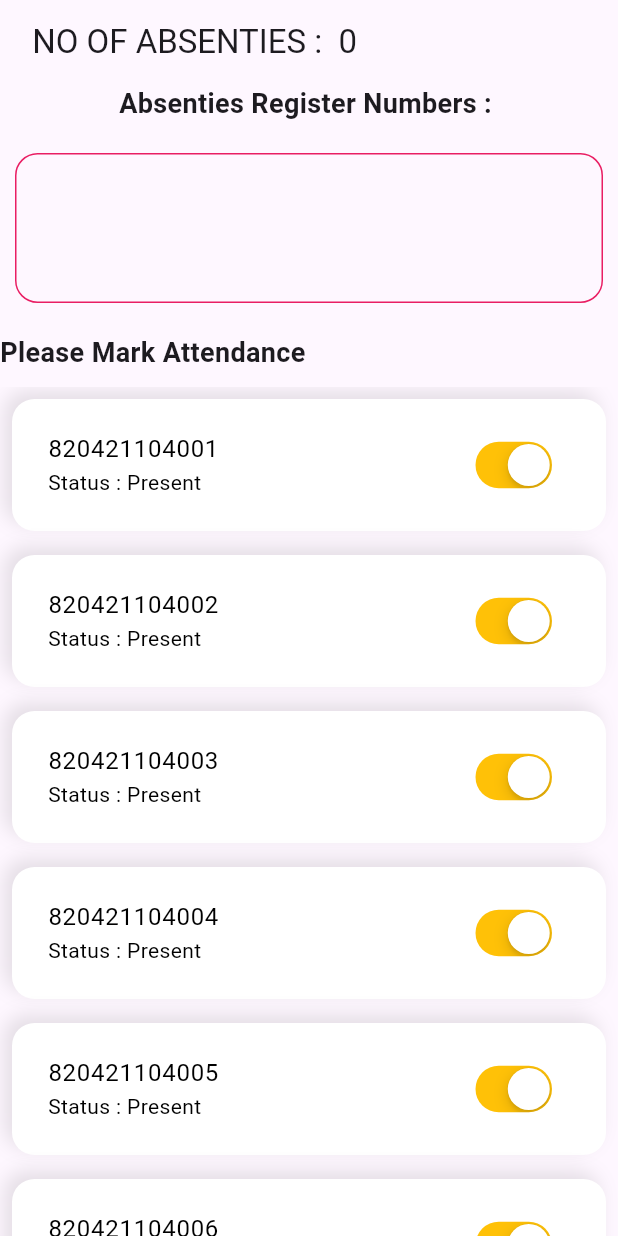
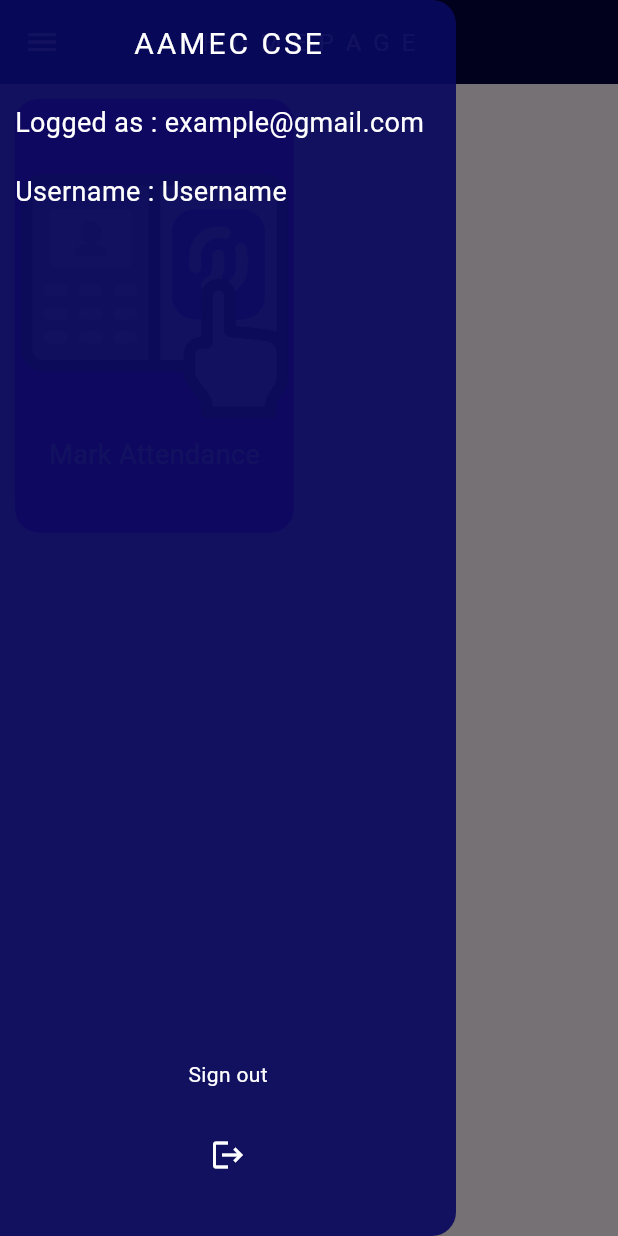
Before and after one commit to Prasannav-105/cse_attendance, a Flutter app: the screen it shows once a user with an empty profile is signed in, with the side drawer open (before the commit the screen has no drawer), on a phone screen of 412 x 824 dp. Run offline on Flutter 3.47's test engine with Material 3 defaults, Android fonts, the light colour scheme and no system bars; our stand-ins replace firebase_auth, firebase_core; accounts and stored records are empty.

Commit message:
files Modified

```diff
--- /dev/null
+++ b/lib/Homepage/ui/homepage.dart
@@ -0,0 +1,154 @@
+import 'package:aamec_cse_attendance_app/AbsentiesNotingPage/helpers/absenties_helper.dart';
+import 'package:aamec_cse_attendance_app/AbsentiesNotingPage/ui/absenties_ui.dart';
+import 'package:aamec_cse_attendance_app/FormPage/ui/subdetails_page.dart';
+import 'package:aamec_cse_attendance_app/loginpage/helpers/firebase_services.dart';
+import 'package:aamec_cse_attendance_app/shared/common_shared_components.dart';
+import 'package:firebase_auth/firebase_auth.dart';
+import 'package:flutter/cupertino.dart';
+import 'package:flutter/material.dart';
+import 'package:flutter/widgets.dart';
+
+class HomePage extends StatefulWidget {
+  const HomePage({super.key});
+
+  @override
+  State<HomePage> createState() => _HomePageState();
+}
+
+class _HomePageState extends State<HomePage> {
+  // final user = FirebaseAuth.instance.currentUser;
+  GlobalKey<ScaffoldState> key = GlobalKey<ScaffoldState>();
+  @override
+  Widget build(BuildContext context) {
+    return SafeArea(
+      child: Scaffold(
+        key: key,
+        appBar: AppBar(
+          title: const Text(
+            "H O M E P A G E",
+            style:
+                TextStyle(color: Colors.white, fontSize: 16, letterSpacing: 2),
+          ),
+          centerTitle: true,
+          leading: IconButton(
+            icon: const Icon(
+              Icons.menu,
+              color: Colors.white,
+            ),
+            onPressed: () {
+              key.currentState!.openDrawer();
+            },
+          ),
+          backgroundColor: const Color.fromARGB(255, 3, 3, 63),
+        ),
+        drawer: Drawer(
+          backgroundColor: const Color.fromARGB(235, 9, 9, 94),
+          child: Column(
+            crossAxisAlignment: CrossAxisAlignment.start,
+            children: [
+              const SizedBox(
+                height: 10,
+              ),
+              CommonWidgets.paddedContainer(
+                  child: const Center(
+                    child: Text(
+                      "AAMEC CSE",
+                      style: TextStyle(
+                          color: Colors.white, fontSize: 20, letterSpacing: 2),
+                    ),
+                  ),
+                  padding: 5),
+              const SizedBox(
+                height: 10,
+              ),
+              CommonWidgets.paddedContainer(
+                  child: const FittedBox(
+                    child: Text(
+                      "Logged as : example@gmail.com",
+                      style: TextStyle(color: Colors.white, fontSize: 18),
+                    ),
+                  ),
+                  padding: 10),
+              CommonWidgets.paddedContainer(
+                  child: const FittedBox(
+                    child: Text(
+                      "Username : Username",
+                      style: TextStyle(color: Colors.white, fontSize: 18),
+                    ),
+                  ),
+                  padding: 10),
+              const Spacer(),
+              const Center(
+                  child: Text(
+                "Sign out",
+                style: TextStyle(color: Colors.white),
+              )),
+              const SizedBox(
+                height: 20,
+              ),
+              Center(
+                child: IconButton(
+                  icon: const Icon(
+                    Icons.logout,
+                    color: Colors.white,
+                  ),
+                  onPressed: () async {
+                    await FirebaseServices.logOut();
+                  },
+                ),
+              ),
+              const SizedBox(
+                height: 30,
+              )
+            ],
+          ),
+        ),
+        body: Column(
+          children: [
+            Expanded(
+                child: GridView.builder(
+              itemCount: 1,
+              gridDelegate: const SliverGridDelegateWithFixedCrossAxisCount(
+                  crossAxisCount: 2, childAspectRatio: 1 / 1.5),
+              itemBuilder: (context, index) {
+                return Container(
+                  height: 100,
+                  width: 100,
+                  margin: const EdgeInsets.all(10),
+                  decoration: BoxDecoration(
+                      borderRadius: BorderRadius.circular(16),
+                      color: const Color.fromARGB(255, 166, 0, 255),
+                      boxShadow: [
+                        BoxShadow(
+                            color: Colors.black.withOpacity(.1),
+                            blurRadius: 10,
+                            offset: const Offset(-5, -5))
+                      ]),
+                  child: GestureDetector(
+                    onTap: () {
+                      Navigator.of(context).push(
+                        MaterialPageRoute(
+                          builder: (context) => EnterDetailsPage(),
+                        ),
+                      );
+                    },
+                    child: Column(
+                      mainAxisAlignment: MainAxisAlignment.center,
+                      children: [
+                        Image.asset("assets/attendance.png"),
+                        const Text(
+                          "Mark Attendance",
+                          style: TextStyle(fontSize: 18, color: Colors.white),
+                        )
+                      ],
+                    ),
+                  ),
+                );
+              },
+            ))
+          ],
+        ),
+      ),
+    );
+  }
+}
--- a/lib/loginpage/helpers/firebase_services.dart
+++ b/lib/loginpage/helpers/firebase_services.dart
@@ -9,4 +9,8 @@ class FirebaseServices {
       password: password,
     );
   }
+
+  static Future<void> logOut() async {
+    return await FirebaseAuth.instance.signOut();
+  }
 }
--- a/lib/loginpage/ui/login_page.dart
+++ b/lib/loginpage/ui/login_page.dart
@@ -1,4 +1,5 @@
 import 'package:aamec_cse_attendance_app/AbsentiesNotingPage/ui/absenties_ui.dart';
+import 'package:aamec_cse_attendance_app/Homepage/ui/homepage.dart';
 import 'package:aamec_cse_attendance_app/loginpage/helpers/firebase_services.dart';
 import 'package:aamec_cse_attendance_app/loginpage/helpers/helpers.dart';
 import 'package:aamec_cse_attendance_app/shared/common_shared_components.dart';
@@ -83,7 +84,7 @@ class _LogInPageState extends State<LogInPage> {
                 password: passwordController.text,
               )
                   .then((user) => Navigator.of(context)
-                      .push(MaterialPageRoute(builder: (c) => MarkAbsentiesPage())))
+                      .push(MaterialPageRoute(builder: (c) => HomePage())))
                   .onError(
                     (error, stackTrace) => ScaffoldMessenger.of(context)
                         .showSnackBar(
--- a/lib/main.dart
+++ b/lib/main.dart
@@ -1,3 +1,4 @@
+import 'package:aamec_cse_attendance_app/Homepage/ui/homepage.dart';
 import 'package:aamec_cse_attendance_app/firebase_options.dart';
 import 'package:aamec_cse_attendance_app/AbsentiesNotingPage/ui/absenties_ui.dart';
 import 'package:firebase_auth/firebase_auth.dart';
@@ -26,7 +27,7 @@ class MyApp extends StatelessWidget {
         stream: FirebaseAuth.instance.authStateChanges(),
         builder: (context, snapshot) {
           if (snapshot.hasData) {
-            return MarkAbsentiesPage();
+            return HomePage();
           }
           return LogInPage();
         },
--- a/lib/shared/common_shared_components.dart
+++ b/lib/shared/common_shared_components.dart
@@ -45,7 +45,8 @@ class CommonWidgets {
     );
   }
 
-  static Widget customizedButton({required void Function()? onPressed}) {
+  static Widget customizedButton(
+      {required void Function()? onPressed, String text = "Login"}) {
     return SizedBox(
       width: 200,
       child: OutlinedButton(
@@ -57,7 +58,7 @@ class CommonWidgets {
             side: const MaterialStatePropertyAll(
                 BorderSide(color: Colors.black, width: 2))),
         child: Text(
-          "Login",
+          text,
           style: TextStyle(
               color: Colors.black.withOpacity(.7),
               fontWeight: FontWeight.bold,
@@ -66,4 +67,12 @@ class CommonWidgets {
       ),
     );
   }
+
+  static Widget paddedContainer(
+      {required Widget child, required double padding}) {
+    return Container(
+      padding: EdgeInsets.all(padding),
+      child: child,
+    );
+  }
 }
```
Also changed, not shown: lib/AbsentiesNotingPage/ui/absenties_ui.dart (+17 -2 lines), lib/FormPage/ui/subdetails_page.dart (added, +201 -0 lines), assets/attendance.png (added), 1 other file.
